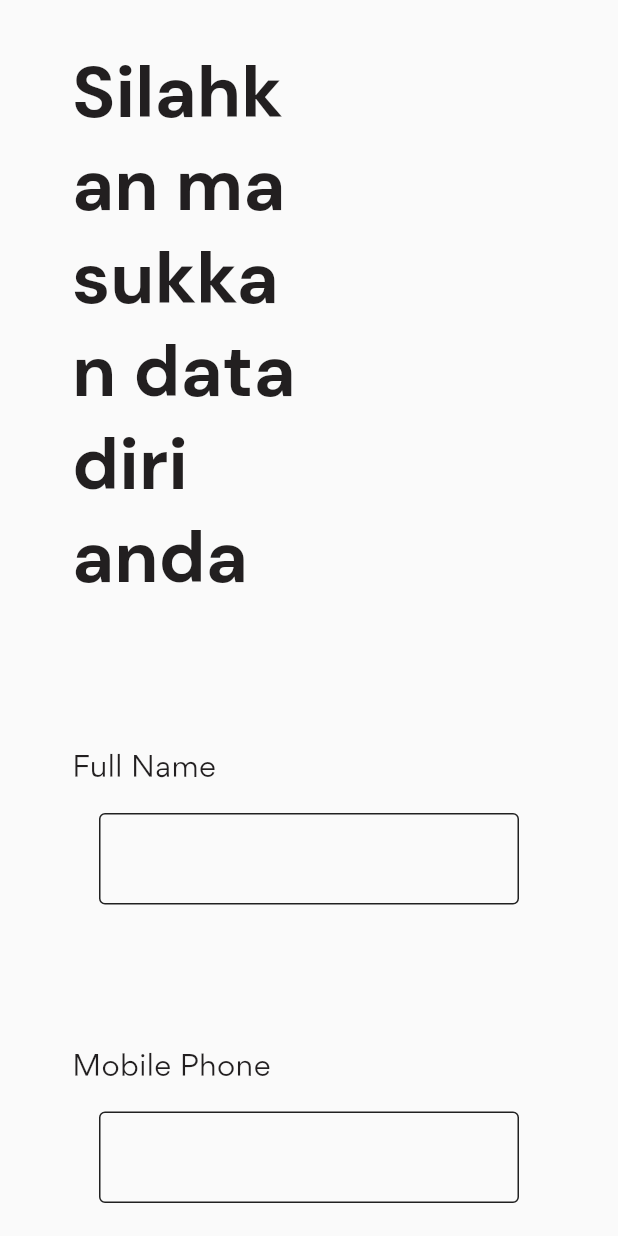
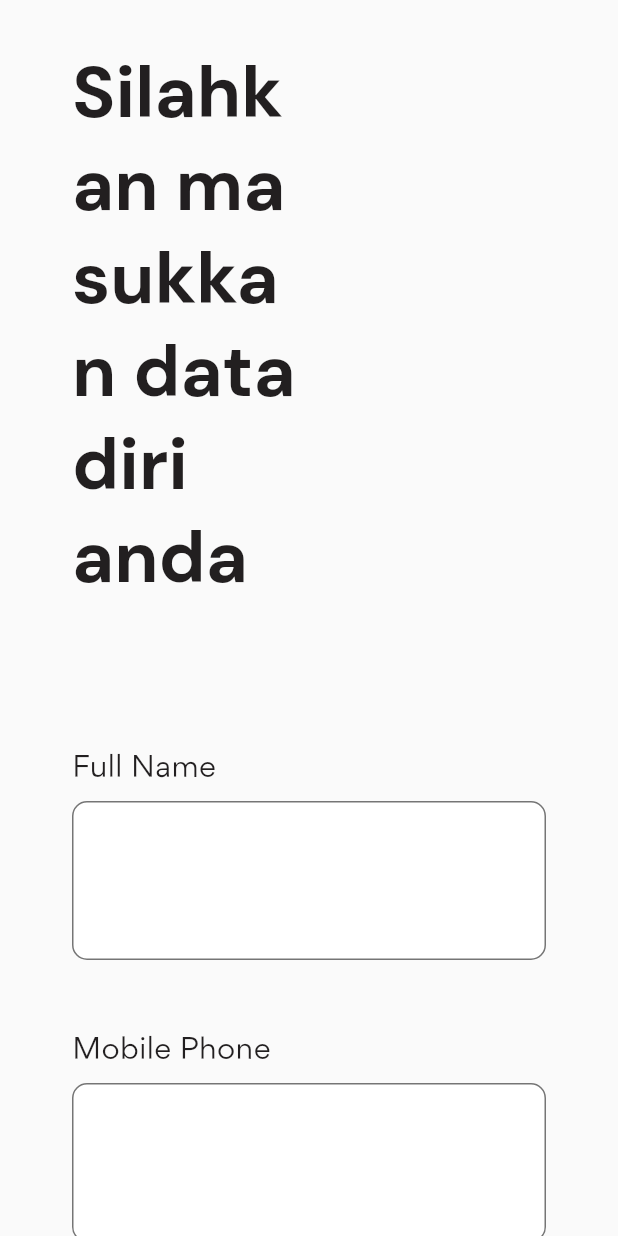
Before and after one commit to faldi-qios/gym-qios, a Flutter app: the screen it shows after launch, on a phone screen of 412 x 824 dp. Run offline on Flutter 3.47's test engine with Material 2 defaults, Android fonts, the phone set to English and light mode, and no system bars; our stand-ins replace go_router, google_fonts.

Commit message:
Add more form and widget positioning

```diff
--- a/gym/lib/screens/extend_page.dart
+++ b/gym/lib/screens/extend_page.dart
@@ -20,7 +20,8 @@ class ExtendPage extends StatelessWidget {
               Padding(
                 padding: const EdgeInsets.only(right: 150),
                 child: Text("Silahkan masukkan data diri anda",
-                    style: Theme.of(context).textTheme.displayLarge),
+                    style:
+                        Theme.of(context).textTheme.displayLarge!.copyWith()),
               ),
               SizedBox(
                 height: 100,
--- a/gym/lib/widgets/extend_form.dart
+++ b/gym/lib/widgets/extend_form.dart
@@ -21,7 +21,7 @@ class ExtendForm extends StatelessWidget {
       key: _formKey,
       child: Column(
         children: [
-          //for fullname
+          //?for fullname ----------------------------------------------
           const Align(
             alignment: Alignment.centerLeft,
             child: Text(
@@ -35,11 +35,10 @@ class ExtendForm extends StatelessWidget {
               textAlign: TextAlign.left,
             ),
           ),
-
           Container(
             width: MediaQuery.of(context).size.width,
-            padding: const EdgeInsets.symmetric(horizontal: 10, vertical: 10),
-            margin: const EdgeInsets.all(8),
+            padding: const EdgeInsets.symmetric(vertical: 10),
+            // margin: const EdgeInsets.all(8),
             // decoration:
             //     BoxDecoration(border: Border.all(color: Colors.black45)),
             child: TextFormField(
@@ -50,23 +49,33 @@ class ExtendForm extends StatelessWidget {
 
                 return null;
               },
+              style: const TextStyle(
+                  fontFamily: "Gordita",
+                  fontSize: 24,
+                  fontWeight: FontWeight.w400,
+                  letterSpacing: 0.29),
               decoration: InputDecoration(
                 enabledBorder: OutlineInputBorder(
-                  borderSide: BorderSide(
-                    width: 1,
-                    color: Colors.black87,
-                  ), //<-- SEE HERE
+                  borderRadius: BorderRadius.circular(10),
+                  borderSide: const BorderSide(color: Colors.black54),
+                ),
+                focusedBorder: OutlineInputBorder(
+                  borderRadius: BorderRadius.circular(10),
+                  borderSide: const BorderSide(color: Colors.black),
+                ),
+                fillColor: Colors.white,
+                filled: true,
+                contentPadding: const EdgeInsets.symmetric(
+                  vertical: 40,
+                  horizontal: 20,
+                ),
+              ),
             ),
           ),
 
-              // decoration: InputDecoration(
-              //   border: InputBorder.none,
-              // ),
-            ),
-          ),
-
-          SizedBox(
-            height: 80,
+          //? FOR MOBILE PHONE-------------------------------------------------------
+          const SizedBox(
+            height: 40,
           ),
 
           const Align(
@@ -83,12 +92,10 @@ class ExtendForm extends StatelessWidget {
             ),
           ),
 
-          // FOR MOBILE PHONE
-
           Container(
             width: MediaQuery.of(context).size.width,
-            padding: const EdgeInsets.symmetric(horizontal: 10, vertical: 10),
-            margin: const EdgeInsets.all(8),
+            padding: const EdgeInsets.symmetric(vertical: 10),
+            // margin: const EdgeInsets.all(8),
             // decoration:
             //     BoxDecoration(border: Border.all(color: Colors.black45)),
             child: TextFormField(
@@ -99,30 +106,148 @@ class ExtendForm extends StatelessWidget {
 
                 return null;
               },
+              style: const TextStyle(
+                  fontFamily: "Gordita",
+                  fontSize: 24,
+                  fontWeight: FontWeight.w400,
+                  letterSpacing: 0.29),
               decoration: InputDecoration(
                 enabledBorder: OutlineInputBorder(
-                  borderSide: BorderSide(
-                    width: 1,
-                    color: Colors.black87,
-                  ), //<-- SEE HERE
+                  borderRadius: BorderRadius.circular(10),
+                  borderSide: const BorderSide(color: Colors.black54),
+                ),
+                focusedBorder: OutlineInputBorder(
+                  borderRadius: BorderRadius.circular(10),
+                  borderSide: const BorderSide(color: Colors.black),
+                ),
+                fillColor: Colors.white,
+                filled: true,
+                contentPadding: const EdgeInsets.symmetric(
+                  vertical: 40,
+                  horizontal: 20,
+                ),
+              ),
             ),
           ),
 
-              // decoration: InputDecoration(
-              //   border: InputBorder.none,
-              // ),
+          //? FOR ID NUMBER-----------------------------------------------------------------
+          const SizedBox(
+            height: 40,
+          ),
+          const Align(
+            alignment: Alignment.centerLeft,
+            child: Text(
+              "ID Number",
+              style: TextStyle(
+                fontFamily: "Gordita",
+                fontSize: 20,
+                fontWeight: FontWeight.w500,
+                color: Color(0XFF221F20),
+              ),
+              textAlign: TextAlign.left,
+            ),
+          ),
+          Container(
+            width: MediaQuery.of(context).size.width,
+            padding: const EdgeInsets.symmetric(vertical: 10),
+            // margin: const EdgeInsets.all(8),
+            // decoration:
+            //     BoxDecoration(border: Border.all(color: Colors.black45)),
+            child: TextFormField(
+              validator: (value) {
+                if (value == null || value.isEmpty) {
+                  return "Please complete the form";
+                }
+
+                return null;
+              },
+              style: const TextStyle(
+                  fontFamily: "Gordita",
+                  fontSize: 24,
+                  fontWeight: FontWeight.w400,
+                  letterSpacing: 0.29),
+              decoration: InputDecoration(
+                enabledBorder: OutlineInputBorder(
+                  borderRadius: BorderRadius.circular(10),
+                  borderSide: const BorderSide(color: Colors.black54),
+                ),
+                focusedBorder: OutlineInputBorder(
+                  borderRadius: BorderRadius.circular(10),
+                  borderSide: const BorderSide(color: Colors.black),
+                ),
+                fillColor: Colors.white,
+                filled: true,
+                contentPadding: const EdgeInsets.symmetric(
+                  vertical: 40,
+                  horizontal: 20,
+                ),
+              ),
             ),
           ),
 
-          //FOR ID NUMBER
+          //? FOR BIRTH DATE--------------------------------------------------------------
+          //day -  month - year
+          const SizedBox(
+            height: 40,
+          ),
+          const Align(
+            alignment: Alignment.centerLeft,
+            child: Text(
+              "Tanggal Lahir",
+              style: TextStyle(
+                fontFamily: "Gordita",
+                fontSize: 20,
+                fontWeight: FontWeight.w500,
+                color: Color(0XFF221F20),
+              ),
+              textAlign: TextAlign.left,
+            ),
+          ),
+          Container(
+            padding: const EdgeInsets.symmetric(vertical: 10),
+            // margin: const EdgeInsets.all(8),
+            // decoration:
+            //     BoxDecoration(border: Border.all(color: Colors.black45)),
+            child: TextFormField(
+              validator: (value) {
+                if (value == null || value.isEmpty) {
+                  return "Please complete the form";
+                }
 
-          // FOR TANGGAL LAHIR
-          //day -  month - year
+                return null;
+              },
+              style: const TextStyle(
+                  fontFamily: "Gordita",
+                  fontSize: 24,
+                  fontWeight: FontWeight.w400,
+                  letterSpacing: 0.29),
+              decoration: InputDecoration(
+                enabledBorder: OutlineInputBorder(
+                  borderRadius: BorderRadius.circular(10),
+                  borderSide: const BorderSide(color: Colors.black54),
+                ),
+                focusedBorder: OutlineInputBorder(
+                  borderRadius: BorderRadius.circular(10),
+                  borderSide: const BorderSide(color: Colors.black),
+                ),
+                fillColor: Colors.white,
+                filled: true,
+                contentPadding: const EdgeInsets.symmetric(
+                  vertical: 40,
+                  horizontal: 20,
+                ),
+              ),
+            ),
+          ),
 
-          SizedBox(
-            height: 200,
-          ),
-          Column(
+          // SizedBox(
+          //   height: 200,
+          // ),
+
+          //? BUTTON LOCATION
+          Expanded(
+            child: Column(
+              mainAxisAlignment: MainAxisAlignment.end,
               children: [
                 SizedBox(
                   width: double.infinity,
@@ -168,6 +293,7 @@ class ExtendForm extends StatelessWidget {
                 )
               ],
             ),
+          ),
         ],
       ),
     );
```
Lines whose indentation alone changed are shown as unchanged.
